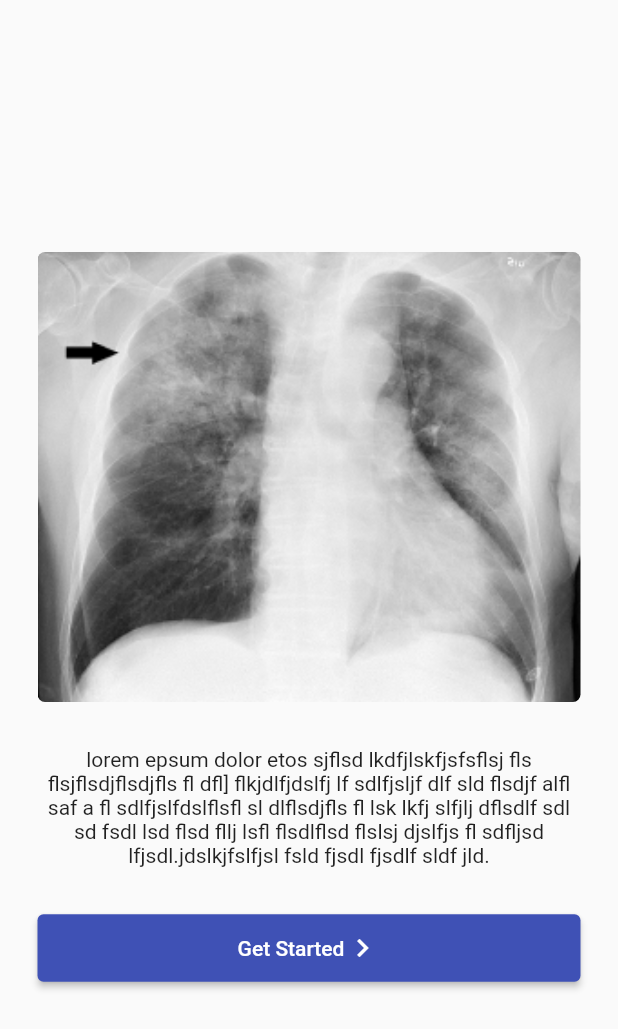
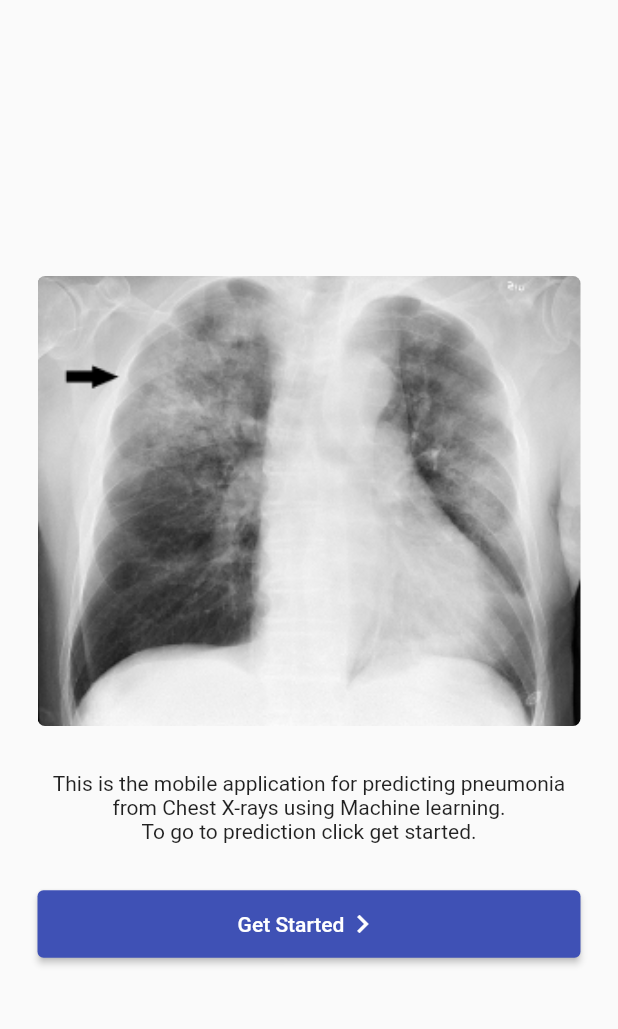
Before and after one commit to eyoba-bisru/pneumonia_prediction_app, a Flutter app: the screen it shows after launch, on a phone screen of 412 x 824 dp. Shown: the top 1029 px of the screen. Run offline on Flutter 3.47's test engine with Material 2 defaults, Android fonts, the phone set to English and light mode, and no system bars; our stand-ins replace image_picker; missing offline and left inert: tflite.

```diff
--- a/assets/labels.txt
+++ b/assets/labels.txt
@@ -1,3 +1,3 @@
-neither
-normal
-pneumonia
+Not an X-ray Image
+Normal
+Pneumonia
--- a/lib/home_screen.dart
+++ b/lib/home_screen.dart
@@ -31,7 +31,7 @@ class HomeScreen extends StatelessWidget {
               ),
               const Text(
                 textAlign: TextAlign.center,
-                "lorem epsum dolor etos sjflsd lkdfjlskfjsfsflsj fls flsjflsdjflsdjfls fl dfl] flkjdlfjdslfj lf sdlfjsljf dlf sld flsdjf alfl saf a fl sdlfjslfdslflsfl sl dlflsdjfls fl lsk lkfj slfjlj dflsdlf sdl sd fsdl lsd flsd fllj lsfl flsdlflsd flslsj djslfjs fl sdfljsd lfjsdl.jdslkjfslfjsl fsld fjsdl fjsdlf sldf jld.",
+                "This is the mobile application for predicting pneumonia from Chest X-rays using Machine learning. \nTo go to prediction click get started.",
               ),
               const SizedBox(
                 height: 30,
--- a/lib/main.dart
+++ b/lib/main.dart
@@ -11,30 +11,8 @@ class MyApp extends StatelessWidget {
   @override
   Widget build(BuildContext context) {
     return MaterialApp(
-        title: 'Flutter Demo',
-        theme: ThemeData(
-            // primarySwatch: buildMaterialColor(const Color(0xff00407A)),
-            primarySwatch: buildMaterialColor(Colors.indigo)),
+        title: 'Pneumonia ML',
+        theme: ThemeData(primarySwatch: Colors.indigo),
         home: const HomeScreen());
   }
 }
-
-MaterialColor buildMaterialColor(Color color) {
-  List strengths = <double>[.05];
-  Map<int, Color> swatch = {};
-  final int r = color.red, g = color.green, b = color.blue;
-
-  for (int i = 1; i < 10; i++) {
-    strengths.add(0.1 * i);
-  }
-  for (var strength in strengths) {
-    final double ds = 0.5 - strength;
-    swatch[(strength * 1000).round()] = Color.fromRGBO(
-      r + ((ds < 0 ? r : (255 - r)) * ds).round(),
-      g + ((ds < 0 ? g : (255 - g)) * ds).round(),
-      b + ((ds < 0 ? b : (255 - b)) * ds).round(),
-      1,
-    );
-  }
-  return MaterialColor(color.value, swatch);
-}
--- a/lib/prediction.dart
+++ b/lib/prediction.dart
@@ -107,10 +107,9 @@ class _PredictionState extends State<Prediction> {
                     ? const CircularProgressIndicator()
                     : _output != null
                         ? Text(
-                            'Output: ${_output![0]['label']}',
+                            '${_output![0]['label']}',
                             style: const TextStyle(
-                              fontSize: 18,
-                            ),
+                                fontSize: 18, color: Colors.indigo),
                           )
                         : const Text(''),
                 const SizedBox(height: 32),
```
Also changed, not shown: 6 other files.
